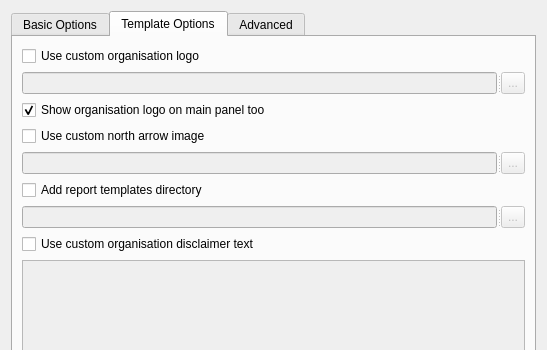
First picture: the form in safe_qgis/ui/options_dialog_base.ui, repository inasafe/inasafe, before the edit; both pictures show x 0 to 547 and y 0 to 350 of the 547 by 569 pixel window.
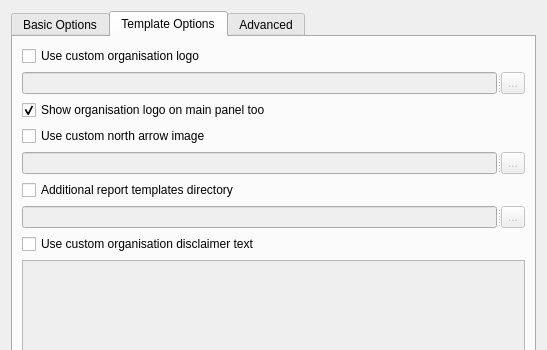
Second picture: the form after the edit. The open tabs and pages were chosen to show the change. Icons and pictures are not drawn.

Commit message: [#854] Changed the label of report templates dir option.

```diff
--- a/safe_qgis/ui/options_dialog_base.ui
+++ b/safe_qgis/ui/options_dialog_base.ui
@@ -365,7 +365,7 @@
        <item>
         <widget class="QCheckBox" name="custom_templates_dir_checkbox">
          <property name="text">
-          <string>Add report templates directory</string>
+          <string>Additional report templates directory</string>
          </property>
          <property name="checked">
           <bool>false</bool>
```
The commit also changes 2 other files.
